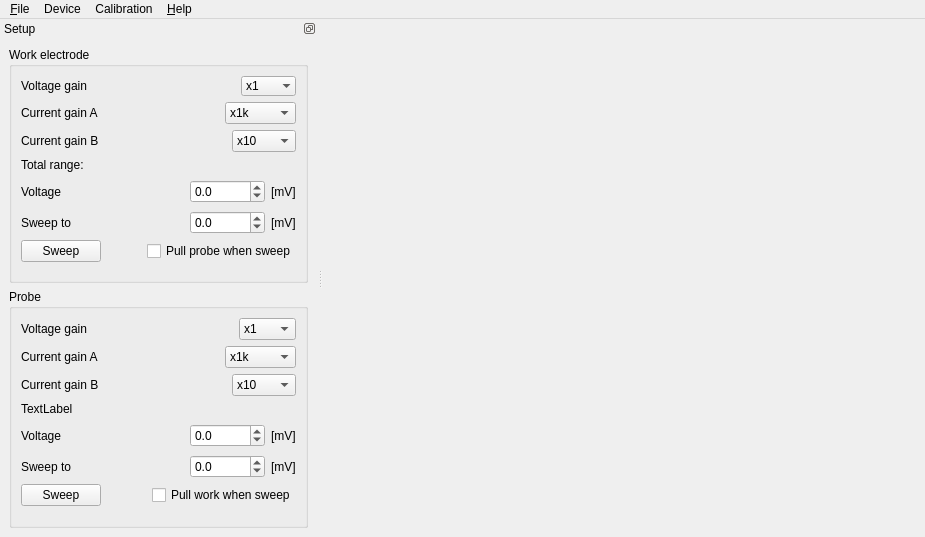
Qt form software/digitizer/src/main_wnd.ui (z80/digitizer) before a commit.
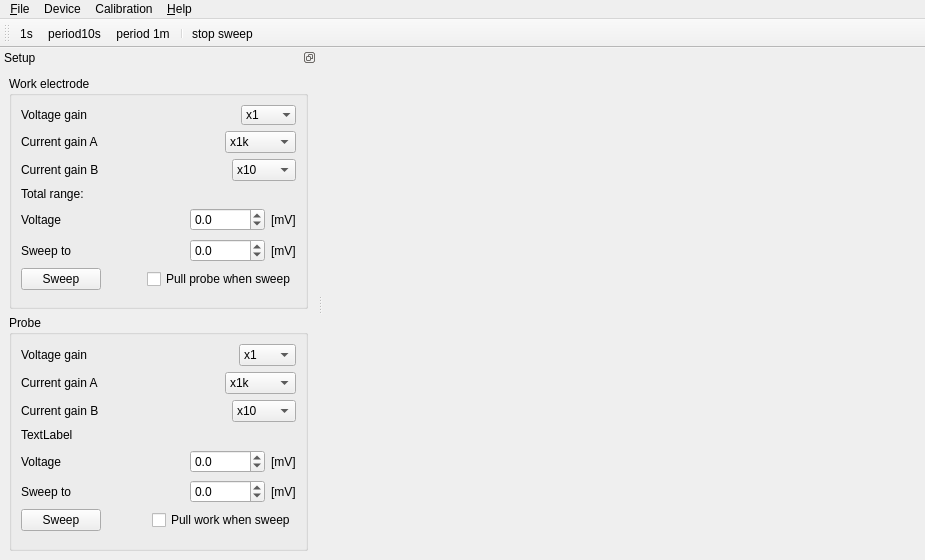
The same form after that commit. Icons and pictures are not drawn.

```diff
--- a/software/digitizer/src/main_wnd.ui
+++ b/software/digitizer/src/main_wnd.ui
@@ -7,7 +7,7 @@
     <x>0</x>
     <y>0</y>
     <width>925</width>
-    <height>537</height>
+    <height>560</height>
    </rect>
   </property>
   <property name="windowTitle">
@@ -701,6 +701,22 @@
     </layout>
    </widget>
   </widget>
+  <widget class="QToolBar" name="toolBar">
+   <property name="windowTitle">
+    <string>toolBar</string>
+   </property>
+   <attribute name="toolBarArea">
+    <enum>TopToolBarArea</enum>
+   </attribute>
+   <attribute name="toolBarBreak">
+    <bool>false</bool>
+   </attribute>
+   <addaction name="period1s"/>
+   <addaction name="actionPeriod10s"/>
+   <addaction name="actionPeriod_1m"/>
+   <addaction name="separator"/>
+   <addaction name="actionStop_sweep"/>
+  </widget>
   <action name="action_Quit">
    <property name="text">
     <string>&amp;Quit</string>
@@ -814,6 +830,47 @@
     <string>stopLua</string>
    </property>
   </action>
+  <action name="period1s">
+   <property name="checkable">
+    <bool>true</bool>
+   </property>
+   <property name="text">
+    <string>1s</string>
+   </property>
+   <property name="toolTip">
+    <string>Oscilloscope period 1 second</string>
+   </property>
+  </action>
+  <action name="actionPeriod10s">
+   <property name="checkable">
+    <bool>true</bool>
+   </property>
+   <property name="text">
+    <string>period10s</string>
+   </property>
+   <property name="toolTip">
+    <string>Oscilloscope period 10 seconds</string>
+   </property>
+  </action>
+  <action name="actionPeriod_1m">
+   <property name="checkable">
+    <bool>true</bool>
+   </property>
+   <property name="text">
+    <string>period 1m</string>
+   </property>
+   <property name="toolTip">
+    <string>Oscilloscope period 1 minute</string>
+   </property>
+  </action>
+  <action name="actionStop_sweep">
+   <property name="text">
+    <string>stop sweep</string>
+   </property>
+   <property name="toolTip">
+    <string>Stop sweep</string>
+   </property>
+  </action>
  </widget>
  <resources>
   <include location="images.qrc"/>
```
